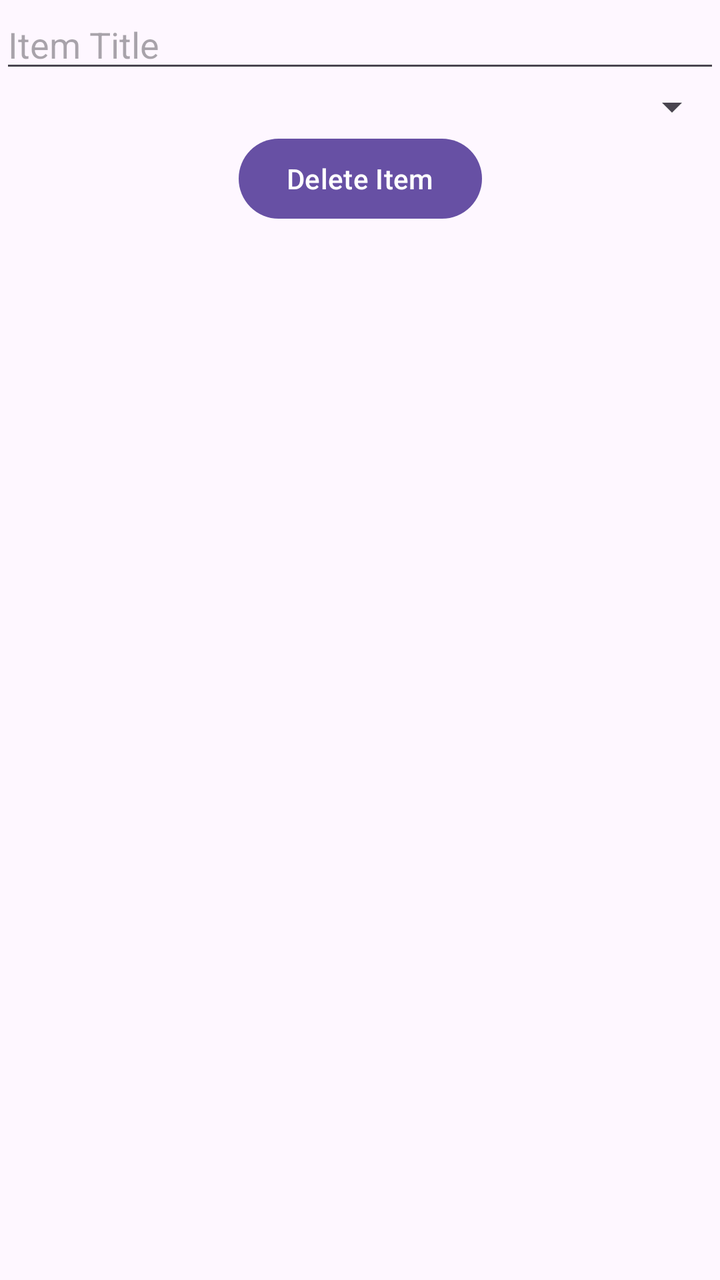
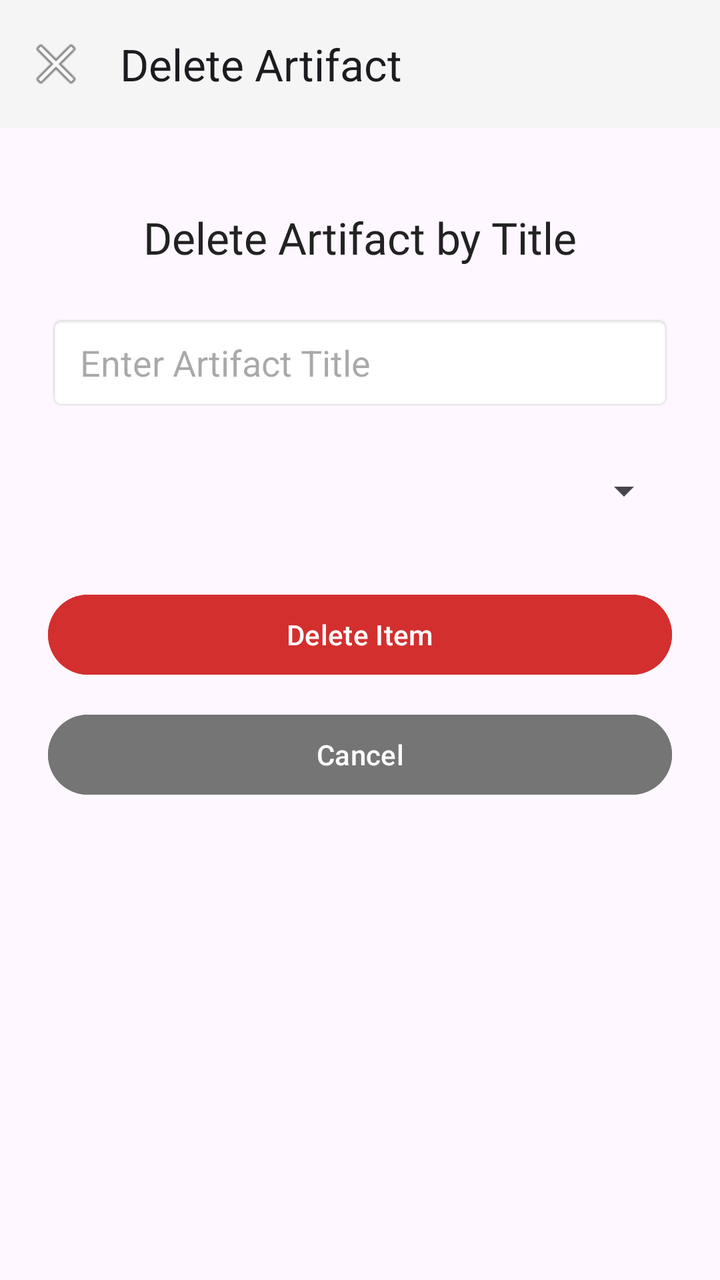

An Android layout rendered at two revisions. The XML below is the earlier revision; the diff shows what the commit changed to produce the second picture.
<!-- AndroidManifest.xml: application theme Theme.B07DemoSummer2024 -->
<!-- res/layout/fragment_delete_item.xml -->
<?xml version="1.0" encoding="utf-8"?>
<androidx.constraintlayout.widget.ConstraintLayout xmlns:android="http://schemas.android.com/apk/res/android"
    xmlns:app="http://schemas.android.com/apk/res-auto"
    xmlns:tools="http://schemas.android.com/tools"
    android:layout_width="match_parent"
    android:layout_height="match_parent"
    tools:context=".DeleteItemFragment">

    <EditText
        android:id="@+id/editTextTitle"
        android:layout_width="0dp"
        android:layout_height="wrap_content"
        android:hint="Item Title"
        app:layout_constraintTop_toTopOf="parent"
        app:layout_constraintStart_toStartOf="parent"
        app:layout_constraintEnd_toEndOf="parent"/>

    <Spinner
        android:id="@+id/spinnerCategory"
        android:layout_width="0dp"
        android:layout_height="wrap_content"
        app:layout_constraintTop_toBottomOf="@+id/editTextTitle"
        app:layout_constraintStart_toStartOf="parent"
        app:layout_constraintEnd_toEndOf="parent"/>

    <Button
        android:id="@+id/buttonDelete"
        android:layout_width="wrap_content"
        android:layout_height="wrap_content"
        android:text="Delete Item"
        app:layout_constraintTop_toBottomOf="@+id/spinnerCategory"
        app:layout_constraintStart_toStartOf="parent"
        app:layout_constraintEnd_toEndOf="parent"/>
</androidx.constraintlayout.widget.ConstraintLayout>
<!-- resources referenced by this layout -->
<resources>
  <style name="Theme.B07DemoSummer2024" parent="Base.Theme.B07DemoSummer2024" />
  <style name="Base.Theme.B07DemoSummer2024" parent="Theme.Material3.DayNight.NoActionBar">
          
          
      </style>
</resources>

<!-- the commit's change to res/layout/fragment_delete_item.xml (unified diff, before → after) -->
@@ -6,29 +6,70 @@
     android:layout_height="match_parent"
     tools:context=".DeleteItemFragment">
 
-    <EditText
-        android:id="@+id/editTextTitle"
+    <com.google.android.material.appbar.MaterialToolbar
+        android:id="@+id/toolbar_delete_artifact"
         android:layout_width="0dp"
-        android:layout_height="wrap_content"
-        android:hint="Item Title"
+        android:layout_height="?attr/actionBarSize"
+        android:background="#F5F5F5"
+        app:title="Delete Artifact"
+        app:navigationIcon="@android:drawable/ic_menu_close_clear_cancel"
         app:layout_constraintTop_toTopOf="parent"
         app:layout_constraintStart_toStartOf="parent"
-        app:layout_constraintEnd_toEndOf="parent"/>
+        app:layout_constraintEnd_toEndOf="parent" />
 
-    <Spinner
-        android:id="@+id/spinnerCategory"
+    <LinearLayout
         android:layout_width="0dp"
-        android:layout_height="wrap_content"
-        app:layout_constraintTop_toBottomOf="@+id/editTextTitle"
+        android:layout_height="0dp"
+        android:orientation="vertical"
+        android:padding="24dp"
+        app:layout_constraintTop_toBottomOf="@id/toolbar_delete_artifact"
+        app:layout_constraintBottom_toBottomOf="parent"
         app:layout_constraintStart_toStartOf="parent"
-        app:layout_constraintEnd_toEndOf="parent"/>
+        app:layout_constraintEnd_toEndOf="parent">
 
-    <Button
-        android:id="@+id/buttonDelete"
-        android:layout_width="wrap_content"
-        android:layout_height="wrap_content"
-        android:text="Delete Item"
-        app:layout_constraintTop_toBottomOf="@+id/spinnerCategory"
-        app:layout_constraintStart_toStartOf="parent"
-        app:layout_constraintEnd_toEndOf="parent"/>
+        <TextView
+            android:id="@+id/textDeleteTitle"
+            android:layout_width="match_parent"
+            android:layout_height="wrap_content"
+            android:layout_marginTop="16dp"
+            android:text="Delete Artifact by Title"
+            android:textColor="#222222"
+            android:textSize="22sp"
+            android:fontFamily="@font/roboto_condensed_bold"
+            android:gravity="center" />
+
+        <EditText
+            android:id="@+id/editTextTitle"
+            android:layout_width="match_parent"
+            android:layout_height="48dp"
+            android:layout_marginTop="24dp"
+            android:hint="Enter Artifact Title"
+            android:paddingHorizontal="16dp"
+            android:background="@android:drawable/editbox_background" />
+
+        <Spinner
+            android:id="@+id/spinnerCategory"
+            android:layout_width="match_parent"
+            android:layout_height="48dp"
+            android:layout_marginTop="16dp" />
+
+        <Button
+            android:id="@+id/buttonDelete"
+            android:layout_width="match_parent"
+            android:layout_height="wrap_content"
+            android:layout_marginTop="24dp"
+            android:text="Delete Item"
+            android:backgroundTint="#D32F2F"
+            android:textColor="#FFFFFF" />
+
+        <Button
+            android:id="@+id/buttonCancel"
+            android:layout_width="match_parent"
+            android:layout_height="wrap_content"
+            android:layout_marginTop="12dp"
+            android:text="Cancel"
+            android:backgroundTint="#757575"
+            android:textColor="#FFFFFF" />
+
+    </LinearLayout>
 </androidx.constraintlayout.widget.ConstraintLayout>
